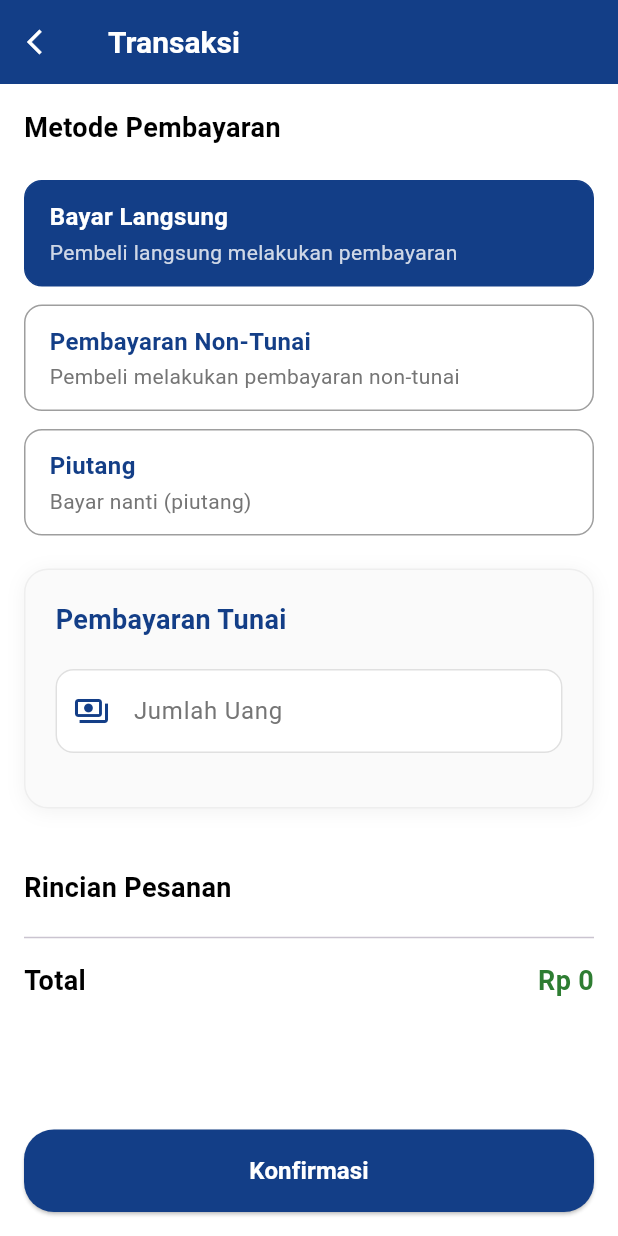
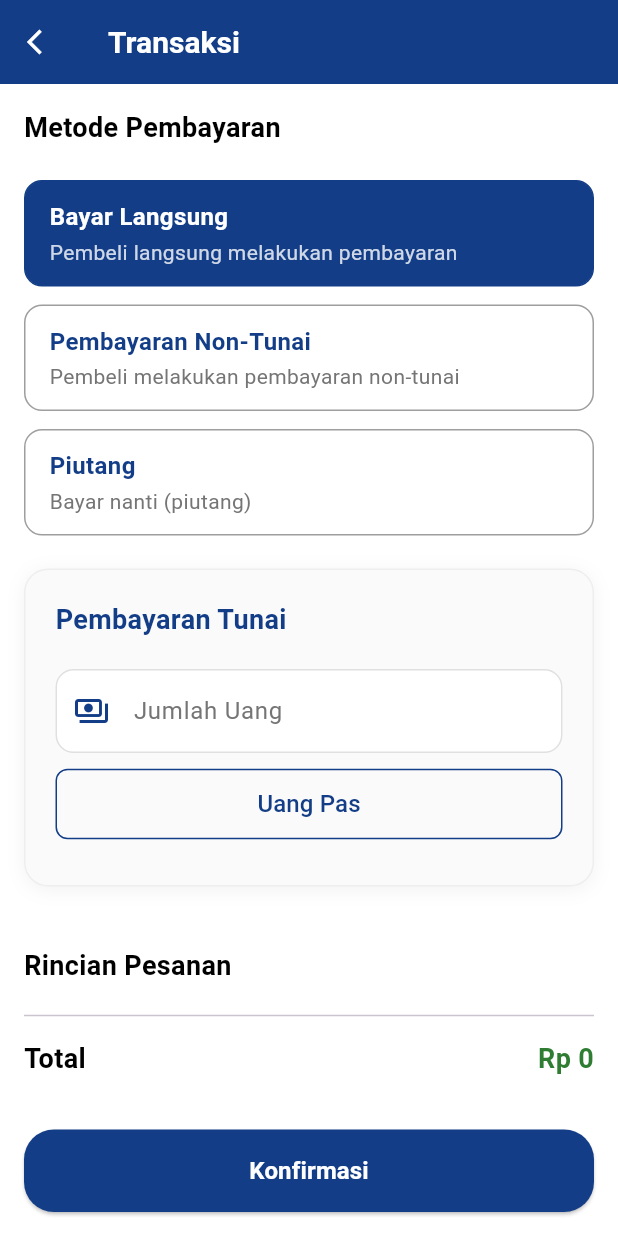
Before and after one commit to tabinadifa/si_kasir, a Flutter app: the TransaksiScreen screen opened directly with empty values, after a tap on "Bayar Langsung", on a phone screen of 412 x 824 dp. Run offline on Flutter 3.47's test engine with Material 3 defaults, Android fonts, the phone set to English and light mode, and no system bars; our stand-ins replace cloud_firestore, firebase_auth, firebase_core, fl_chart, image_picker, shared_preferences; missing offline and left inert: cloudinary_public, mobile_scanner; accounts and stored records are empty.

Commit message:
transaksi

```diff
--- a/lib/views/kasir/transaksi.dart
+++ b/lib/views/kasir/transaksi.dart
@@ -22,12 +22,15 @@ class TransaksiScreen extends StatefulWidget {
 class _TransaksiScreenState extends State<TransaksiScreen> {
   String selectedMethod = '';
   final TextEditingController nameController = TextEditingController();
-  final TextEditingController initialPaymentController = TextEditingController();
+  final TextEditingController initialPaymentController =
+      TextEditingController();
   final TextEditingController remainingDebtController = TextEditingController();
   final TextEditingController cashAmountController = TextEditingController();
   final TextEditingController _emailController = TextEditingController();
   double? changeAmount;
   double? remainingDebt;
+  bool _isLoading = false; // Added loading state
+  String? qrisUrl;
 
   @override
   void dispose() {
@@ -68,15 +71,22 @@ class _TransaksiScreenState extends State<TransaksiScreen> {
     }
   }
 
+  // Added function for exact payment
+  void setExactPayment() {
+    setState(() {
+      cashAmountController.text = formatCurrency(widget.totalAmount);
+      changeAmount = 0;
+    });
+  }
+
   String generateTransactionId() {
     final random = Random();
     const chars = 'ABCDEFGHIJKLMNOPQRSTUVWXYZ0123456789';
-    final randomString = List.generate(3, (index) => chars[random.nextInt(chars.length)]).join();
+    final randomString =
+        List.generate(3, (index) => chars[random.nextInt(chars.length)]).join();
     final timestamp = DateTime.now().millisecondsSinceEpoch;
     return 'TRX-$timestamp-$randomString';
   }
-
-  String? qrisUrl;
 
   Future<void> _loadUserEmailAndQRIS() async {
     User? user = FirebaseAuth.instance.currentUser;
@@ -94,7 +104,7 @@ Future<void> _loadUserEmailAndQRIS() async {
       if (tokoDoc.docs.isNotEmpty) {
         final tokoData = tokoDoc.docs.first.data();
         setState(() {
-        qrisUrl = tokoData['qris_image']; // Asumsi field di Firestore bernama 'qrisUrl'
+          qrisUrl = tokoData['qris_image'];
         });
       }
     }
@@ -103,40 +113,57 @@ Future<void> _loadUserEmailAndQRIS() async {
   @override
   void initState() {
     super.initState();
-  _loadUserEmailAndQRIS(); // Ganti _loadUserEmail dengan _loadUserEmailAndQRIS
+    _loadUserEmailAndQRIS();
   }
 
   Future<void> saveTransactionToFirestore(String transactionId) async {
     final transactionData = {
-      'email': _emailController.text.isNotEmpty ? _emailController.text : 'tidak-diketahui@example.com',
+      'email': _emailController.text.isNotEmpty
+          ? _emailController.text
+          : 'tidak-diketahui@example.com',
       'transactionId': transactionId,
-      'products': widget.selectedProducts.isNotEmpty ? widget.selectedProducts : [],
+      'products':
+          widget.selectedProducts.isNotEmpty ? widget.selectedProducts : [],
       'totalAmount': widget.totalAmount,
-      'paymentMethod': selectedMethod.isNotEmpty ? selectedMethod : 'tidak-diketahui',
-      'customerName': nameController.text.isNotEmpty ? nameController.text : 'Tidak Diketahui',
+      'paymentMethod':
+          selectedMethod.isNotEmpty ? selectedMethod : 'tidak-diketahui',
+      'customerName': nameController.text.isNotEmpty
+          ? nameController.text
+          : 'Tidak Diketahui',
       'initialPayment': parseCurrency(initialPaymentController.text),
       'remainingDebt': remainingDebt ?? 0,
       'cashAmount': parseCurrency(cashAmountController.text),
       'changeAmount': changeAmount ?? 0,
       'timestamp': FieldValue.serverTimestamp(),
-      'status': (selectedMethod == 'langsung' || selectedMethod == 'non-tunai') ? 'Lunas' : 'Belum Lunas',
+      'status': (selectedMethod == 'langsung' || selectedMethod == 'non-tunai')
+          ? 'Lunas'
+          : 'Belum Lunas',
     };
 
     // Simpan transaksi ke Firestore
-    await FirebaseFirestore.instance.collection('transaksi').doc(transactionId).set(transactionData);
+    await FirebaseFirestore.instance
+        .collection('transaksi')
+        .doc(transactionId)
+        .set(transactionData);
 
     // Kurangi stok produk yang dibeli
     for (var product in widget.selectedProducts) {
       final productId = product['id'];
       final quantityPurchased = product['quantity'];
 
-      final productDoc = await FirebaseFirestore.instance.collection('produk').doc(productId).get();
+      final productDoc = await FirebaseFirestore.instance
+          .collection('produk')
+          .doc(productId)
+          .get();
 
       if (productDoc.exists) {
         final currentStock = productDoc.get('stok') ?? 0;
         final newStock = currentStock - quantityPurchased;
 
-        await FirebaseFirestore.instance.collection('produk').doc(productId).update({
+        await FirebaseFirestore.instance
+            .collection('produk')
+            .doc(productId)
+            .update({
           'stok': newStock,
         });
       }
@@ -186,7 +213,9 @@ void initState() {
                           side: const BorderSide(color: Color(0xFF133E87)),
                           padding: const EdgeInsets.symmetric(vertical: 12),
                         ),
-                        onPressed: () {
+                        onPressed: _isLoading
+                            ? null
+                            : () {
                                 Navigator.pop(context);
                               },
                         child: const Text(
@@ -208,7 +237,12 @@ void initState() {
                           ),
                           padding: const EdgeInsets.symmetric(vertical: 12),
                         ),
-                        onPressed: () async {
+                        onPressed: _isLoading
+                            ? null
+                            : () async {
+                                setState(() {
+                                  _isLoading = true;
+                                });
                                 final transactionId = generateTransactionId();
                                 await saveTransactionToFirestore(transactionId);
                                 Navigator.pop(context);
@@ -221,7 +255,16 @@ void initState() {
                                   ),
                                 );
                               },
-                        child: const Text(
+                        child: _isLoading
+                            ? const SizedBox(
+                                width: 20,
+                                height: 20,
+                                child: CircularProgressIndicator(
+                                  color: Colors.white,
+                                  strokeWidth: 2,
+                                ),
+                              )
+                            : const Text(
                                 'OK',
                                 style: TextStyle(
                                   color: Colors.white,
@@ -374,7 +417,6 @@ void _showFullScreenQRIS(BuildContext context) {
               labelStyle: TextStyle(color: Colors.grey[600]),
               prefixIcon:
                   const Icon(Icons.payments_outlined, color: Color(0xFF133E87)),
-              prefixText: 'Rp ',
               border: OutlineInputBorder(
                 borderRadius: BorderRadius.circular(12),
                 borderSide: BorderSide(color: Colors.grey[300]!),
@@ -391,7 +433,31 @@ void _showFullScreenQRIS(BuildContext context) {
               fillColor: Colors.white,
             ),
           ),
-          const SizedBox(height: 16),
+          const SizedBox(height: 10),
+          // Added "Uang Pas" button
+          SizedBox(
+            width: double.infinity,
+            child: OutlinedButton(
+              style: OutlinedButton.styleFrom(
+                shape: RoundedRectangleBorder(
+                  borderRadius: BorderRadius.circular(8),
+                ),
+                side: const BorderSide(color: Color(0xFF133E87)),
+                padding: const EdgeInsets.symmetric(vertical: 12),
+              ),
+              onPressed: () {
+                setExactPayment();
+              },
+              child: const Text(
+                'Uang Pas',
+                style: TextStyle(
+                  color: Color(0xFF133E87),
+                  fontSize: 16,
+                ),
+              ),
+            ),
+          ),
+          const SizedBox(height: 10),
           if (changeAmount != null)
             Container(
               padding: const EdgeInsets.all(12),
@@ -489,7 +555,6 @@ void _showFullScreenQRIS(BuildContext context) {
               labelStyle: TextStyle(color: Colors.grey[600]),
               prefixIcon:
                   const Icon(Icons.payments_outlined, color: Color(0xFF133E87)),
-              prefixText: 'Rp ',
               border: OutlineInputBorder(
                 borderRadius: BorderRadius.circular(12),
                 borderSide: BorderSide(color: Colors.grey[300]!),
@@ -515,7 +580,6 @@ void _showFullScreenQRIS(BuildContext context) {
               labelStyle: TextStyle(color: Colors.grey[600]),
               prefixIcon: const Icon(Icons.account_balance_wallet_outlined,
                   color: Color(0xFF133E87)),
-              prefixText: 'Rp ',
               border: OutlineInputBorder(
                 borderRadius: BorderRadius.circular(12),
                 borderSide: BorderSide(color: Colors.grey[300]!),
@@ -757,7 +821,8 @@ Widget buildQRISSection() {
                         return buildOrderDetail(
                           product['name'],
                           '${formatCurrency(product['price'])} x ${product['quantity']}',
-                          formatCurrency(product['price'] * product['quantity']),
+                          formatCurrency(
+                              product['price'] * product['quantity']),
                         );
                       }).toList(),
                       const Divider(thickness: 1),
@@ -800,21 +865,22 @@ Widget buildQRISSection() {
                       child: ElevatedButton(
                         style: ElevatedButton.styleFrom(
                           backgroundColor: selectedMethod.isEmpty
-              ? Colors.grey[400] // Warna abu-abu ketika tombol dinonaktifkan
-              : const Color(0xFF133E87), // Warna biru ketika tombol aktif
+                              ? Colors.grey[400]
+                              : const Color(0xFF133E87),
                           padding: const EdgeInsets.symmetric(vertical: 16),
                           shape: RoundedRectangleBorder(
                             borderRadius: BorderRadius.circular(20),
                           ),
                         ),
-        onPressed: selectedMethod.isEmpty
-            ? null // Nonaktifkan tombol jika metode pembayaran belum dipilih
+                        onPressed: _isLoading || selectedMethod.isEmpty
+                            ? null
                             : () {
                                 // Validation logic
                                 if (selectedMethod.isEmpty) {
                                   ScaffoldMessenger.of(context).showSnackBar(
                                     const SnackBar(
-                      content: Text('Pilih metode pembayaran terlebih dahulu'),
+                                      content: Text(
+                                          'Pilih metode pembayaran terlebih dahulu'),
                                       backgroundColor: Color(0xFF133E87),
                                       behavior: SnackBarBehavior.floating,
                                     ),
@@ -835,11 +901,13 @@ Widget buildQRISSection() {
                                     return;
                                   }
 
-                  double cashAmount = parseCurrency(cashAmountController.text);
+                                  double cashAmount =
+                                      parseCurrency(cashAmountController.text);
                                   if (cashAmount < widget.totalAmount) {
                                     ScaffoldMessenger.of(context).showSnackBar(
                                       const SnackBar(
-                        content: Text('Jumlah uang kurang dari total belanja'),
+                                        content: Text(
+                                            'Jumlah uang kurang dari total belanja'),
                                         backgroundColor: Color(0xFF133E87),
                                         behavior: SnackBarBehavior.floating,
                                       ),
@@ -850,10 +918,12 @@ Widget buildQRISSection() {
 
                                 // Debt payment validation
                                 if (selectedMethod == 'piutang') {
-                  if (nameController.text.isEmpty || initialPaymentController.text.isEmpty) {
+                                  if (nameController.text.isEmpty ||
+                                      initialPaymentController.text.isEmpty) {
                                     ScaffoldMessenger.of(context).showSnackBar(
                                       const SnackBar(
-                        content: Text('Mohon lengkapi semua form piutang'),
+                                        content: Text(
+                                            'Mohon lengkapi semua form piutang'),
                                         backgroundColor: Color(0xFF133E87),
                                         behavior: SnackBarBehavior.floating,
                                       ),
@@ -861,11 +931,13 @@ Widget buildQRISSection() {
                                     return;
                                   }
 
-                  double initialPayment = parseCurrency(initialPaymentController.text);
+                                  double initialPayment = parseCurrency(
+                                      initialPaymentController.text);
                                   if (initialPayment >= widget.totalAmount) {
                                     ScaffoldMessenger.of(context).showSnackBar(
                                       const SnackBar(
-                        content: Text('Pembayaran awal melebihi total belanja. Gunakan metode Bayar Langsung'),
+                                        content: Text(
+                                            'Pembayaran awal melebihi total belanja. Gunakan metode Bayar Langsung'),
                                         backgroundColor: Color(0xFF133E87),
                                         behavior: SnackBarBehavior.floating,
                                       ),
@@ -877,7 +949,16 @@ Widget buildQRISSection() {
                                 // Show confirmation dialog
                                 _showConfirmationDialog();
                               },
-        child: const Text(
+                        child: _isLoading
+                            ? const SizedBox(
+                                width: 20,
+                                height: 20,
+                                child: CircularProgressIndicator(
+                                  color: Colors.white,
+                                  strokeWidth: 2,
+                                ),
+                              )
+                            : const Text(
                                 'Konfirmasi',
                                 style: TextStyle(
                                   fontWeight: FontWeight.bold,
@@ -913,7 +994,8 @@ class CurrencyInputFormatter extends TextInputFormatter {
     // Format ke dalam format mata uang
     if (newText.isNotEmpty) {
       final value = int.parse(newText);
-      newText = 'Rp ${value.toString().replaceAllMapped(RegExp(r'(\d{1,3})(?=(\d{3})+(?!\d))'), (Match m) => '${m[1]}.')}';
+      newText =
+          'Rp ${value.toString().replaceAllMapped(RegExp(r'(\d{1,3})(?=(\d{3})+(?!\d))'), (Match m) => '${m[1]}.')}';
     }
 
     return TextEditingValue(
```
Lines whose indentation alone changed are shown as unchanged.
